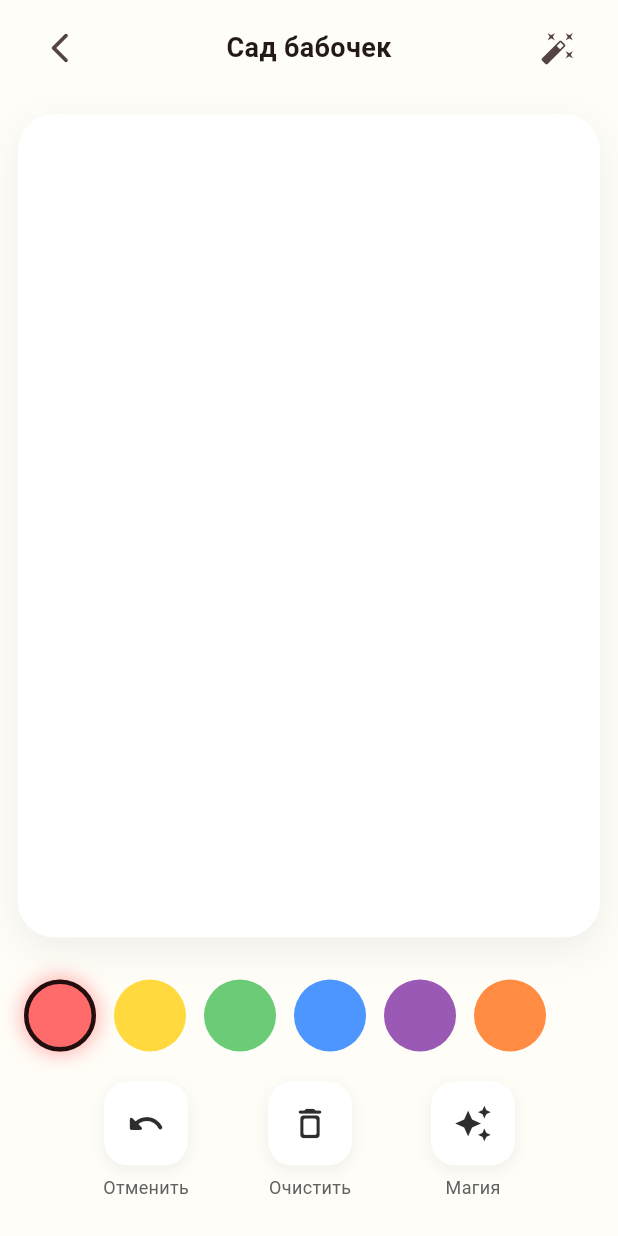
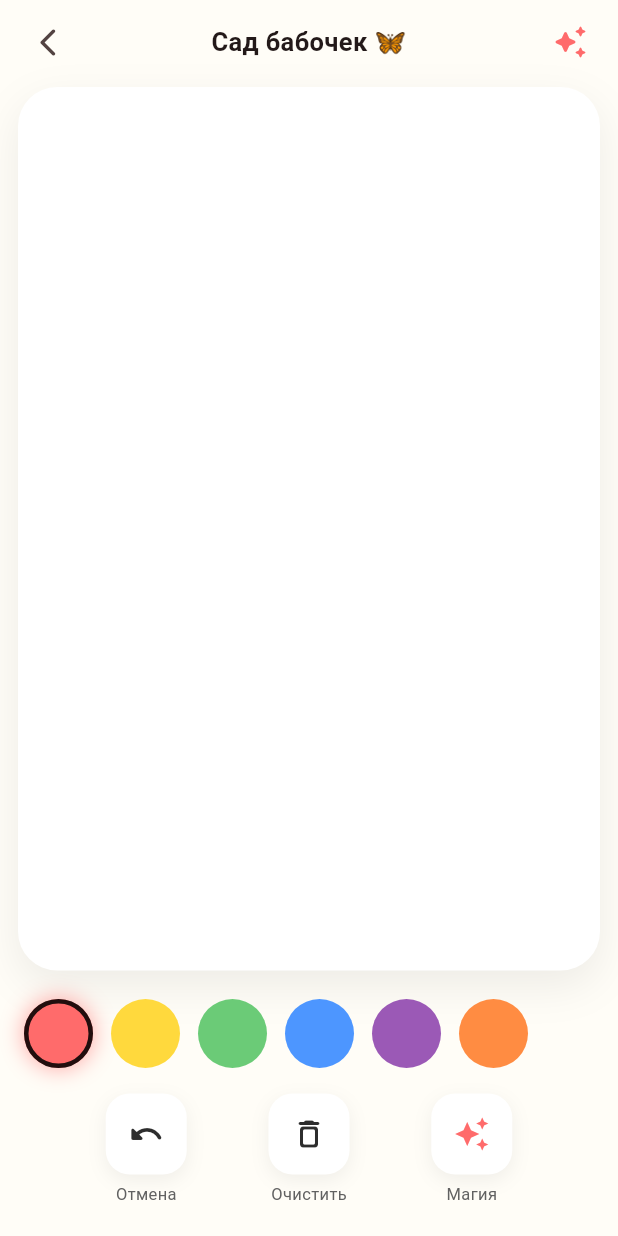
Before and after one commit to demospodkos/volshebnyy-karandash, a Flutter app: the DrawingScreen screen opened directly, on a phone screen of 412 x 824 dp. Run offline on Flutter 3.47's test engine with Material 3 defaults, Android fonts, the phone set to English and light mode, and no system bars; our stand-ins replace audioplayers.

Commit message:
Full DrawingScreen rewrite: particles, AI, sound, polished UI

```diff
--- a/lib/screens/drawing_screen.dart
+++ b/lib/screens/drawing_screen.dart
@@ -1,6 +1,7 @@
-import 'dart:ui' as ui;
 import 'package:flutter/material.dart';
-import 'package:audioplayers/audioplayers.dart';
+import '../services/sound_service.dart';
+import '../services/ai_service.dart';
+import '../widgets/particle_system.dart';
 
 class DrawingScreen extends StatefulWidget {
   final String worldId;
@@ -11,83 +12,121 @@ class DrawingScreen extends StatefulWidget {
   State<DrawingScreen> createState() => _DrawingScreenState();
 }
 
-class _DrawingScreenState extends State<DrawingScreen> {
+class _DrawingScreenState extends State<DrawingScreen>
+    with TickerProviderStateMixin {
   final List<_Stroke> _strokes = [];
   _Stroke? _currentStroke;
   Color _currentColor = const Color(0xFFFF6B6B);
-  double _strokeWidth = 8.0;
+  final double _strokeWidth = 9.0;
 
-  // Simple color → note mapping (xylophone style)
-  final Map<Color, double> _colorFrequencies = {
-    const Color(0xFFFF6B6B): 523.25, // C5 Red
-    const Color(0xFFFFD93D): 587.33, // D5 Yellow
-    const Color(0xFF6BCB77): 659.25, // E5 Green
-    const Color(0xFF4D96FF): 698.46, // F5 Blue
-    const Color(0xFF9B59B6): 783.99, // G5 Purple
-    const Color(0xFFFF8C42): 880.00, // A5 Orange
-  };
+  final SoundService _sound = SoundService();
+  final AiService _ai = AiService();
+  final ParticleSystem _particles = ParticleSystem();
 
-  final List<Color> _palette = [
-    const Color(0xFFFF6B6B),
-    const Color(0xFFFFD93D),
-    const Color(0xFF6BCB77),
-    const Color(0xFF4D96FF),
-    const Color(0xFF9B59B6),
-    const Color(0xFFFF8C42),
+  late AnimationController _particleTicker;
+  bool _isTransforming = false;
+  String? _magicMessage;
+
+  final List<Color> _palette = const [
+    Color(0xFFFF6B6B),
+    Color(0xFFFFD93D),
+    Color(0xFF6BCB77),
+    Color(0xFF4D96FF),
+    Color(0xFF9B59B6),
+    Color(0xFFFF8C42),
   ];
 
-  final AudioPlayer _player = AudioPlayer();
+  @override
+  void initState() {
+    super.initState();
+    _sound.init();
+    _ai.init();
+
+    _particleTicker = AnimationController(
+      vsync: this,
+      duration: const Duration(seconds: 1),
+    )..addListener(() {
+        _particles.update(1 / 60);
+        if (_particles.particles.isNotEmpty) setState(() {});
+      });
+    _particleTicker.repeat();
+  }
 
   @override
   void dispose() {
-    _player.dispose();
+    _particleTicker.dispose();
     super.dispose();
   }
 
   void _onPanStart(DragStartDetails details) {
+    if (_isTransforming) return;
+    final pos = details.localPosition;
     setState(() {
       _currentStroke = _Stroke(
         color: _currentColor,
         width: _strokeWidth,
-        points: [details.localPosition],
+        points: [pos],
       );
       _strokes.add(_currentStroke!);
     });
-    _playNoteForColor(_currentColor);
+    _sound.playColorNote(_currentColor);
+    _particles.emit(origin: pos, color: _currentColor, count: 6, speed: 50);
   }
 
   void _onPanUpdate(DragUpdateDetails details) {
-    if (_currentStroke == null) return;
+    if (_currentStroke == null || _isTransforming) return;
+    final pos = details.localPosition;
     setState(() {
-      _currentStroke!.points.add(details.localPosition);
+      _currentStroke!.points.add(pos);
     });
+    if (_currentStroke!.points.length % 4 == 0) {
+      _particles.emit(origin: pos, color: _currentColor, count: 2, speed: 30);
+    }
   }
 
   void _onPanEnd(DragEndDetails details) {
     _currentStroke = null;
   }
 
-  Future<void> _playNoteForColor(Color color) async {
-    // Placeholder: real implementation will use generated sine or sample
-    // For now we just trigger a short sound (will be replaced with proper audio engine)
-    try {
-      // In real version we use a proper synth or preloaded samples
-      // await _player.play(AssetSource('sounds/note_${color.value}.wav'));
-    } catch (_) {}
-  }
-
   void _clear() {
     setState(() {
       _strokes.clear();
+      _magicMessage = null;
     });
+    _particles.clear();
   }
 
   void _undo() {
-    if (_strokes.isNotEmpty) {
+    if (_strokes.isEmpty) return;
+    setState(() => _strokes.removeLast());
+  }
+
+  Future<void> _runMagic() async {
+    if (_isTransforming || _strokes.isEmpty) return;
+
     setState(() {
-        _strokes.removeLast();
+      _isTransforming = true;
+      _magicMessage = null;
     });
-    }
+
+    final size = MediaQuery.of(context).size;
+    final center = Offset(size.width / 2, size.height * 0.38);
+    _particles.emitMagicBurst(center);
+    await _sound.playMagicSound();
+
+    final result = await _ai.transformScribbles(
+      strokes: _strokes.map((s) => s.points).toList(),
+      worldId: widget.worldId,
+    );
+
+    if (!mounted) return;
+
+    setState(() {
+      _isTransforming = false;
+      _magicMessage = result.message;
+    });
+
+    await _sound.playSuccess();
   }
 
   @override
@@ -97,56 +136,57 @@ class _DrawingScreenState extends State<DrawingScreen> {
       body: SafeArea(
         child: Column(
           children: [
-            // Top bar
             Padding(
-              padding: const EdgeInsets.symmetric(horizontal: 16, vertical: 8),
+              padding: const EdgeInsets.fromLTRB(8, 4, 8, 0),
               child: Row(
                 children: [
                   IconButton(
-                    icon: const Icon(Icons.arrow_back_ios_new_rounded),
+                    icon: const Icon(Icons.arrow_back_ios_new_rounded, size: 22),
                     onPressed: () => Navigator.pop(context),
                   ),
-                  const Spacer(),
-                  Text(
+                  Expanded(
+                    child: Text(
                       _worldTitle(widget.worldId),
+                      textAlign: TextAlign.center,
                       style: const TextStyle(
-                      fontSize: 18,
+                        fontSize: 17,
                         fontWeight: FontWeight.w600,
                       ),
                     ),
-                  const Spacer(),
+                  ),
                   IconButton(
-                    icon: const Icon(Icons.auto_fix_high),
-                    tooltip: 'Магия AI',
-                    onPressed: () {
-                      // TODO: trigger AI transformation
-                      ScaffoldMessenger.of(context).showSnackBar(
-                        const SnackBar(content: Text('AI-магия скоро будет готова ✨')),
-                      );
-                    },
+                    icon: _isTransforming
+                        ? const SizedBox(
+                            width: 22,
+                            height: 22,
+                            child: CircularProgressIndicator(strokeWidth: 2.5),
+                          )
+                        : const Icon(Icons.auto_awesome_rounded, size: 24),
+                    color: const Color(0xFFFF6B6B),
+                    onPressed: _runMagic,
                   ),
                 ],
               ),
             ),
-
-            // Canvas
             Expanded(
               child: Container(
-                margin: const EdgeInsets.all(12),
+                margin: const EdgeInsets.fromLTRB(12, 6, 12, 8),
                 decoration: BoxDecoration(
                   color: Colors.white,
-                  borderRadius: BorderRadius.circular(24),
+                  borderRadius: BorderRadius.circular(26),
                   boxShadow: [
                     BoxShadow(
-                      color: Colors.black.withOpacity(0.06),
-                      blurRadius: 20,
-                      offset: const Offset(0, 8),
+                      color: Colors.black.withOpacity(0.07),
+                      blurRadius: 24,
+                      offset: const Offset(0, 10),
                     ),
                   ],
                 ),
                 child: ClipRRect(
-                  borderRadius: BorderRadius.circular(24),
-                  child: GestureDetector(
+                  borderRadius: BorderRadius.circular(26),
+                  child: Stack(
+                    children: [
+                      GestureDetector(
                         onPanStart: _onPanStart,
                         onPanUpdate: _onPanUpdate,
                         onPanEnd: _onPanEnd,
@@ -155,18 +195,55 @@ class _DrawingScreenState extends State<DrawingScreen> {
                           size: Size.infinite,
                         ),
                       ),
+                      IgnorePointer(
+                        child: CustomPaint(
+                          painter: ParticlePainter(_particles.particles),
+                          size: Size.infinite,
+                        ),
+                      ),
+                      if (_magicMessage != null)
+                        Positioned(
+                          left: 20,
+                          right: 20,
+                          bottom: 24,
+                          child: Container(
+                            padding: const EdgeInsets.symmetric(
+                              horizontal: 18,
+                              vertical: 14,
+                            ),
+                            decoration: BoxDecoration(
+                              color: const Color(0xFFFF6B6B),
+                              borderRadius: BorderRadius.circular(18),
+                              boxShadow: [
+                                BoxShadow(
+                                  color: const Color(0xFFFF6B6B).withOpacity(0.4),
+                                  blurRadius: 16,
+                                  offset: const Offset(0, 6),
+                                ),
+                              ],
+                            ),
+                            child: Text(
+                              _magicMessage!,
+                              textAlign: TextAlign.center,
+                              style: const TextStyle(
+                                color: Colors.white,
+                                fontSize: 15,
+                                fontWeight: FontWeight.w600,
                               ),
                             ),
                           ),
-
-            // Color palette + tools
+                        ),
+                    ],
+                  ),
+                ),
+              ),
+            ),
             Container(
-              padding: const EdgeInsets.fromLTRB(16, 12, 16, 24),
+              padding: const EdgeInsets.fromLTRB(16, 8, 16, 20),
               child: Column(
                 children: [
-                  // Colors
                   SizedBox(
-                    height: 56,
+                    height: 52,
                     child: ListView.separated(
                       scrollDirection: Axis.horizontal,
                       itemCount: _palette.length,
@@ -178,8 +255,8 @@ class _DrawingScreenState extends State<DrawingScreen> {
                           onTap: () => setState(() => _currentColor = color),
                           child: AnimatedContainer(
                             duration: const Duration(milliseconds: 200),
-                            width: 48,
-                            height: 48,
+                            width: 46,
+                            height: 46,
                             decoration: BoxDecoration(
                               color: color,
                               shape: BoxShape.circle,
@@ -190,9 +267,9 @@ class _DrawingScreenState extends State<DrawingScreen> {
                               boxShadow: selected
                                   ? [
                                       BoxShadow(
-                                        color: color.withOpacity(0.5),
-                                        blurRadius: 10,
-                                        spreadRadius: 2,
+                                        color: color.withOpacity(0.55),
+                                        blurRadius: 12,
+                                        spreadRadius: 1,
                                       )
                                     ]
                                   : null,
@@ -202,31 +279,17 @@ class _DrawingScreenState extends State<DrawingScreen> {
                       },
                     ),
                   ),
-                  const SizedBox(height: 16),
-                  // Tools
+                  const SizedBox(height: 14),
                   Row(
                     mainAxisAlignment: MainAxisAlignment.spaceEvenly,
                     children: [
-                      _ToolButton(
-                        icon: Icons.undo_rounded,
-                        label: 'Отменить',
-                        onTap: _undo,
-                      ),
-                      _ToolButton(
-                        icon: Icons.delete_outline_rounded,
-                        label: 'Очистить',
-                        onTap: _clear,
-                      ),
+                      _ToolButton(icon: Icons.undo_rounded, label: 'Отмена', onTap: _undo),
+                      _ToolButton(icon: Icons.delete_outline_rounded, label: 'Очистить', onTap: _clear),
                       _ToolButton(
                         icon: Icons.auto_awesome,
                         label: 'Магия',
-                        onTap: () {
-                          ScaffoldMessenger.of(context).showSnackBar(
-                            const SnackBar(
-                              content: Text('AI превратит каракули в рисунок ✨'),
-                            ),
-                          );
-                        },
+                        color: const Color(0xFFFF6B6B),
+                        onTap: _runMagic,
                       ),
                     ],
                   ),
@@ -241,16 +304,11 @@ class _DrawingScreenState extends State<DrawingScreen> {
 
   String _worldTitle(String id) {
     switch (id) {
-      case 'butterfly':
-        return 'Сад бабочек';
-      case 'ocean':
-        return 'Океан';
-      case 'forest':
-        return 'Лес';
-      case 'sky':
-        return 'Небо';
-      default:
-        return 'Свободное рисование';
+      case 'butterfly': return 'Сад бабочек 🦋';
+      case 'ocean': return 'Океан 🌊';
+      case 'forest': return 'Лес 🌲';
+      case 'sky': return 'Небо ☁️';
+      default: return 'Свободное рисование';
     }
   }
 }
@@ -259,24 +317,17 @@ class _Stroke {
   final Color color;
   final double width;
   final List<Offset> points;
-
-  _Stroke({
-    required this.color,
-    required this.width,
-    required this.points,
-  });
+  _Stroke({required this.color, required this.width, required this.points});
 }
 
 class _DrawingPainter extends CustomPainter {
   final List<_Stroke> strokes;
-
   _DrawingPainter(this.strokes);
 
   @override
   void paint(Canvas canvas, Size size) {
     for (final stroke in strokes) {
-      if (stroke.points.length < 2) continue;
-
+      if (stroke.points.isEmpty) continue;
       final paint = Paint()
         ..color = stroke.color
         ..strokeWidth = stroke.width
@@ -284,8 +335,11 @@ class _DrawingPainter extends CustomPainter {
         ..strokeJoin = StrokeJoin.round
         ..style = PaintingStyle.stroke;
 
-      final path = Path();
-      path.moveTo(stroke.points.first.dx, stroke.points.first.dy);
+      if (stroke.points.length == 1) {
+        canvas.drawCircle(stroke.points.first, stroke.width / 2, paint);
+        continue;
+      }
+      final path = Path()..moveTo(stroke.points.first.dx, stroke.points.first.dy);
       for (int i = 1; i < stroke.points.length; i++) {
         path.lineTo(stroke.points[i].dx, stroke.points[i].dy);
       }
@@ -301,40 +355,40 @@ class _ToolButton extends StatelessWidget {
   final IconData icon;
   final String label;
   final VoidCallback onTap;
+  final Color? color;
 
   const _ToolButton({
     required this.icon,
     required this.label,
     required this.onTap,
+    this.color,
   });
 
   @override
   Widget build(BuildContext context) {
+    final c = color ?? const Color(0xFF2D2D2D);
     return GestureDetector(
       onTap: onTap,
       child: Column(
         children: [
           Container(
-            width: 56,
-            height: 56,
+            width: 54,
+            height: 54,
             decoration: BoxDecoration(
               color: Colors.white,
               borderRadius: BorderRadius.circular(16),
               boxShadow: [
                 BoxShadow(
                   color: Colors.black.withOpacity(0.06),
-                  blurRadius: 8,
-                  offset: const Offset(0, 3),
+                  blurRadius: 10,
+                  offset: const Offset(0, 4),
                 ),
               ],
             ),
-            child: Icon(icon, size: 26, color: const Color(0xFF2D2D2D)),
+            child: Icon(icon, size: 24, color: c),
           ),
-          const SizedBox(height: 6),
-          Text(
-            label,
-            style: TextStyle(fontSize: 12, color: Colors.grey[700]),
-          ),
+          const SizedBox(height: 5),
+          Text(label, style: TextStyle(fontSize: 11, color: Colors.grey[700])),
         ],
       ),
     );
```
Lines whose indentation alone changed are shown as unchanged.
